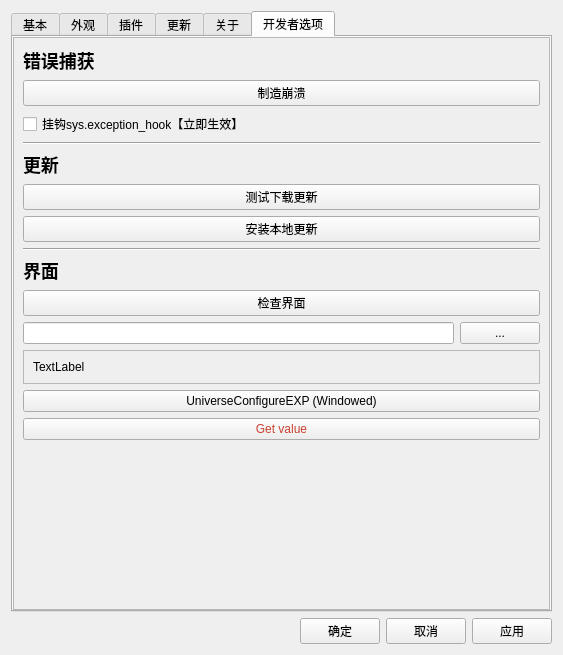
First picture: the form in UISource/settings.ui, repository HelloWRC/W-DesktopCountdown, before the edit.
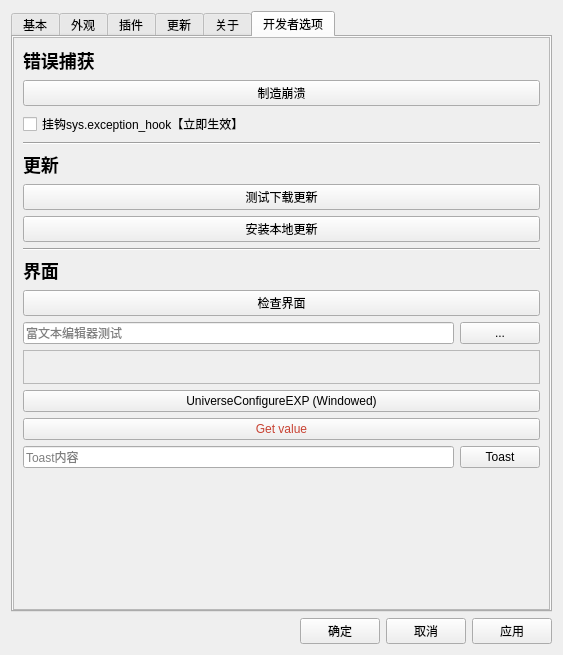
Second picture: the form after the edit. Icons and pictures are not drawn.

Commit message: 添加Toast功能

Diff of the .ui file:
```diff
--- a/UISource/settings.ui
+++ b/UISource/settings.ui
@@ -1018,7 +1018,11 @@
            <item row="10" column="0" colspan="2">
             <layout class="QHBoxLayout" name="horizontalLayout_6">
              <item>
-              <widget class="QLineEdit" name="le_text_dev"/>
+              <widget class="QLineEdit" name="le_text_dev">
+               <property name="placeholderText">
+                <string>富文本编辑器测试</string>
+               </property>
+              </widget>
              </item>
              <item>
               <widget class="QPushButton" name="btn_text_dev_edit">
@@ -1041,7 +1045,7 @@
               <item>
                <widget class="QLabel" name="lb_text_dev_show">
                 <property name="text">
-                 <string>TextLabel</string>
+                 <string/>
                 </property>
                </widget>
               </item>
@@ -1065,6 +1069,24 @@
              </property>
             </widget>
            </item>
+           <item row="14" column="0" colspan="2">
+            <layout class="QHBoxLayout" name="horizontalLayout_8">
+             <item>
+              <widget class="QLineEdit" name="le_toast_text">
+               <property name="placeholderText">
+                <string>Toast内容</string>
+               </property>
+              </widget>
+             </item>
+             <item>
+              <widget class="QPushButton" name="btn_show_toast">
+               <property name="text">
+                <string>Toast</string>
+               </property>
+              </widget>
+             </item>
+            </layout>
+           </item>
           </layout>
          </widget>
         </widget>
```
The commit also changes 4 other files.
